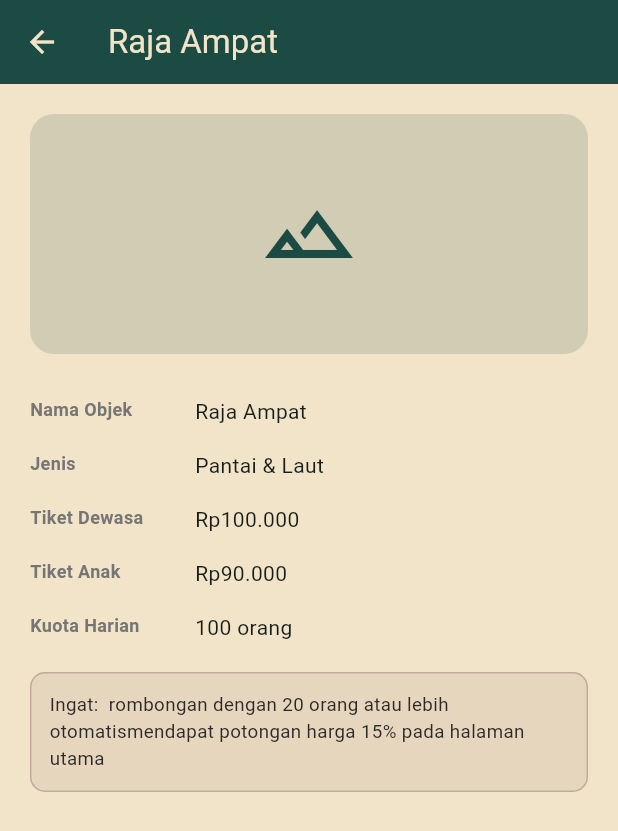
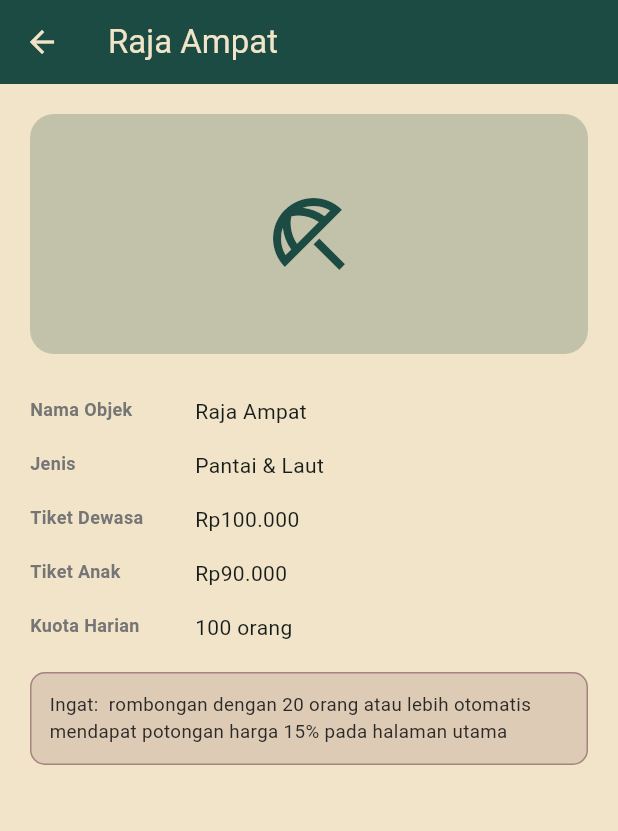
Before and after one commit to reirpl1/katalog_tiket_wisata, a Flutter app: the DetailWisataPage screen opened directly with sample values from the repository, on a phone screen of 412 x 824 dp. Shown: the top 831 px of the screen. Run offline on Flutter 3.47's test engine with Material 3 defaults, Android fonts, the phone set to English and light mode, and no system bars.

Commit message:
membuat kode untuk ikon jenis

```diff
--- a/lib/models/objek_wisata.dart
+++ b/lib/models/objek_wisata.dart
@@ -1,3 +1,5 @@
+import '../utils/format_rupiah.dart';
+
 class ObjekWisata {
   final String namaObjek;
   final String jenis;
@@ -14,7 +16,7 @@
   });
 
   String ringkasanTarif() {
-    return 'Dewasa Rp$tiketDewasa Anak Rp$tiketAnak';
+    return 'Dewasa ${formatRupiah(tiketDewasa)} Anak ${formatRupiah(tiketAnak)}';
   }
 }
 
--- a/lib/pages/detail_wisata_page.dart
+++ b/lib/pages/detail_wisata_page.dart
@@ -1,6 +1,7 @@
 import 'package:flutter/material.dart';
 import '../models/objek_wisata.dart';
 import '../utils/format_rupiah.dart';
+import '../utils/ikon_kategori.dart';
 
 // Fitur F5 - HALAMAN RINCIAN: halaman ini menampilkan seluruh data objek wisata
 class DetailWisataPage extends StatelessWidget {
@@ -22,12 +23,12 @@
           Container(
             height: 160,
             decoration: BoxDecoration(
-              color: const Color(0xFF1B4B43).withValues(alpha: 0.15),
+              color: const Color(0xFF1B4B43).withValues(alpha: 0.22),
               borderRadius: BorderRadius.circular(16),
             ),
             alignment: Alignment.center,
-            child: const Icon(
-              Icons.landscape_outlined,
+            child: Icon(
+              ikonUntukJenis(data.jenis),
               size: 64,
               color: Color(0xFF1B4B43),
             ),
@@ -51,12 +52,12 @@
           Container(
             padding: const EdgeInsets.all(12),
             decoration: BoxDecoration(
-              color: const Color(0xFF6E3B4C).withValues(alpha: 0.08), //plum
+              color: const Color(0xFF6E3B4C).withValues(alpha: 0.15), //plum
               borderRadius: BorderRadius.circular(10),
-              border: Border.all(color: const Color(0xFF6E3B4C).withValues(alpha: 0.3)),
+              border: Border.all(color: const Color(0xFF6E3B4C).withValues(alpha: 0.5)),
             ),
             child: const Text(
-              'Ingat:  rombongan dengan 20 orang atau lebih otomatis'
+              'Ingat:  rombongan dengan 20 orang atau lebih otomatis\n'
               'mendapat potongan harga 15% pada halaman utama',
               style: TextStyle(fontSize: 12.5, color: Color(0xFF2C2A28)),
             ),
--- a/lib/pages/home_page.dart
+++ b/lib/pages/home_page.dart
@@ -154,9 +154,9 @@
               width: double.infinity,
               padding: const EdgeInsets.symmetric(horizontal: 14, vertical: 10),
               decoration: BoxDecoration(
-                color: _plum.withValues(alpha: 0.08),
+                color: _plum.withValues(alpha: 0.18),
                 borderRadius: BorderRadius.circular(10),
-                border: Border.all(color: _plum.withValues(alpha: 0.25)),
+                border: Border.all(color: _plum.withValues(alpha: 0.45)),
               ),
               child: Row(
                 mainAxisAlignment: MainAxisAlignment.spaceBetween,
--- /dev/null
+++ b/lib/utils/ikon_kategori.dart
@@ -0,0 +1,28 @@
+import 'package:flutter/material.dart';
+
+IconData ikonUntukJenis(String jenis) {
+  final jenisKecil = jenis.toLowerCase();
+
+  if (jenisKecil.contains('pantai') || jenisKecil.contains('laut')) {
+    return Icons.beach_access_outlined;
+}
+  if (jenisKecil.contains('budaya')) {
+    return Icons.account_balance_outlined;
+}
+  if (jenisKecil.contains('goa')) {
+    return Icons.terrain_outlined;
+}
+  if (jenisKecil.contains('hutan')) {
+    return Icons.park_outlined;
+}
+  if (jenisKecil.contains('kebun binatang')) {
+    return Icons.pets_outlined;
+}
+  if (jenisKecil.contains('alam')) {
+    return Icons.nature_outlined;
+}
+
+return Icons.landscape_outlined;
+}
+
+//file ini tempat ikon berdasarkan jenis kategori objek wisata
```
Also changed, not shown: lib/widgets/objek_wisata_card.dart (+4 -3 lines).
